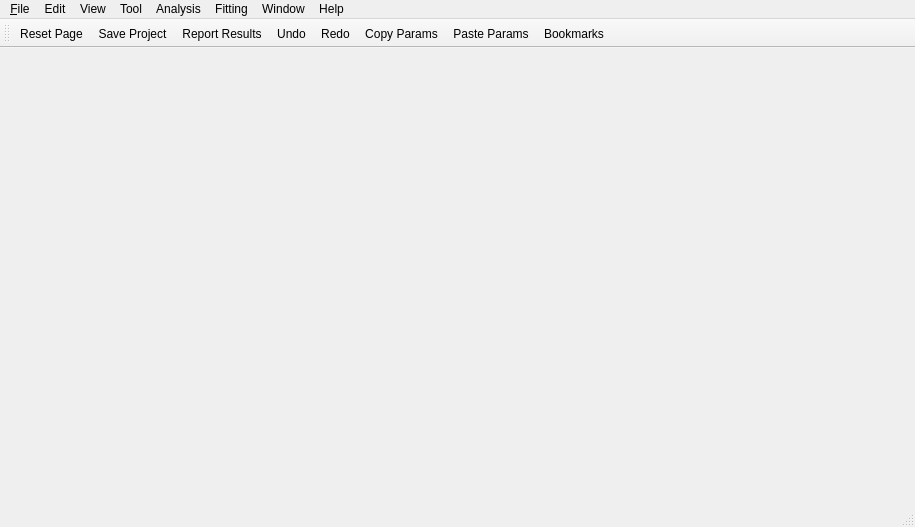
Qt form src/sas/qtgui/MainWindow/UI/MainWindowUI.ui (SasView/sasview) before a commit.
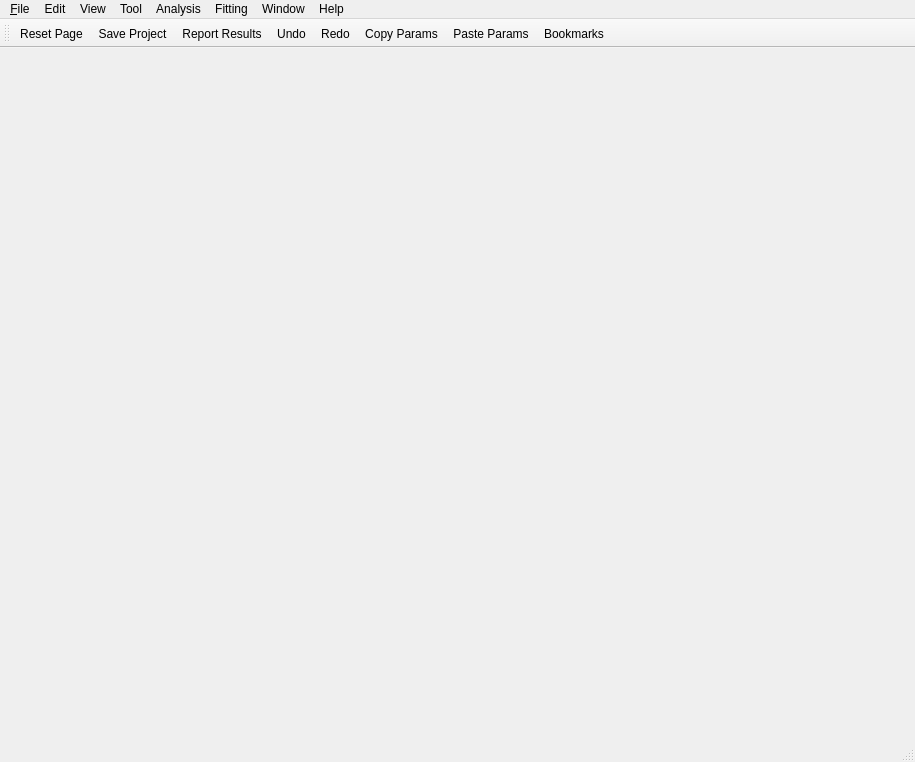
The same form after that commit. Icons and pictures are not drawn.

Diff of the .ui file:
```diff
--- a/src/sas/qtgui/MainWindow/UI/MainWindowUI.ui
+++ b/src/sas/qtgui/MainWindow/UI/MainWindowUI.ui
@@ -7,7 +7,7 @@
     <x>0</x>
     <y>0</y>
     <width>915</width>
-    <height>527</height>
+    <height>762</height>
    </rect>
   </property>
   <property name="windowTitle">
```
Left out of the diff: 14 changed lines with no effect on the pictures.
